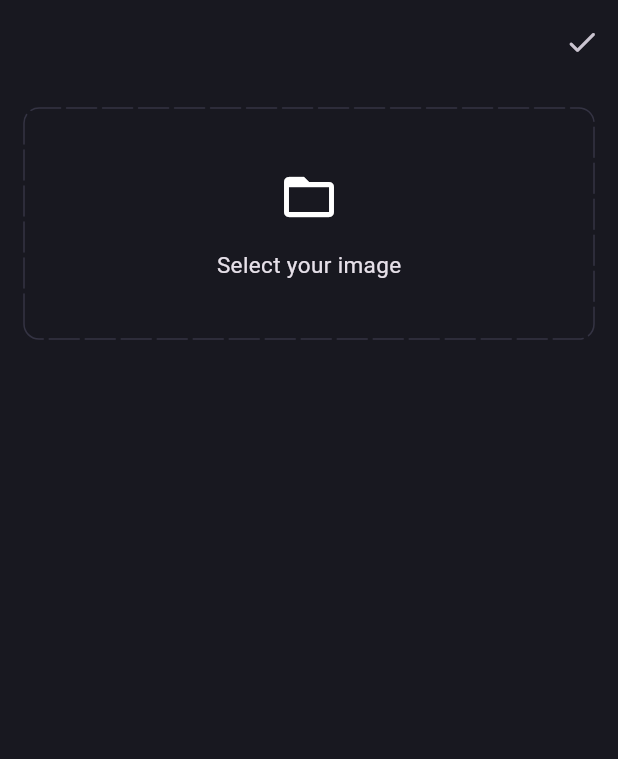
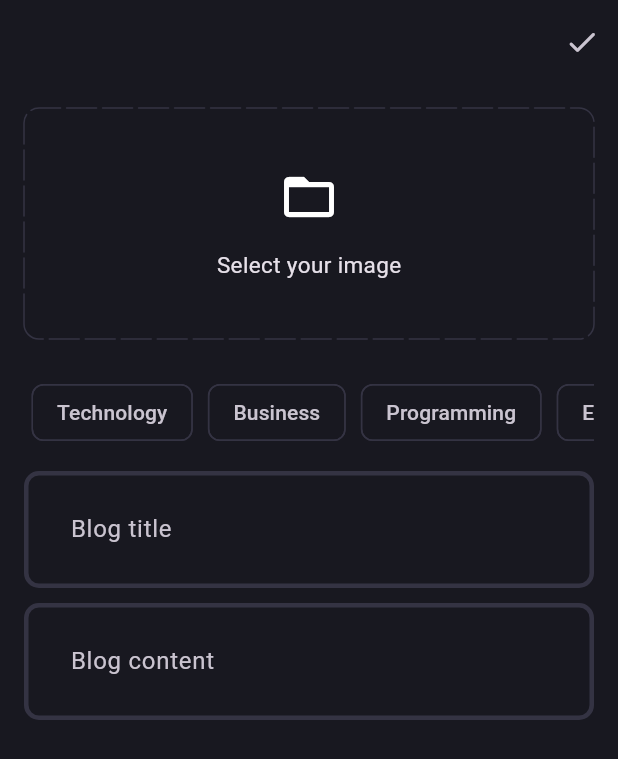
Before and after one commit to mh152796/Blog-app-Using-bloc-with-clean-architecture-, a Flutter app: the AddNewBlogPage screen opened by its route, on a phone screen of 412 x 824 dp. Shown: the top 759 px of the screen. Run offline on Flutter 3.47's test engine with Material 3 defaults, Android fonts, the phone set to English and light mode, and no system bars; drawn by our look-alikes of dotted_border; our stand-ins replace bloc, dartz, flutter_bloc, get_it, go_router, image_picker and 1 more; accounts and stored records are empty.

Commit message:
Blog add page designed

```diff
--- a/lib/core/theme/theme.dart
+++ b/lib/core/theme/theme.dart
@@ -15,7 +15,7 @@ class AppTheme {
       backgroundColor: AppPallete.backgroundColor,
     ),
     chipTheme: const ChipThemeData(
-      color: MaterialStatePropertyAll(
+      color: WidgetStatePropertyAll(
         AppPallete.backgroundColor,
       ),
       side: BorderSide.none,
--- a/lib/feature/auth/presentation/pages/sign_in_page.dart
+++ b/lib/feature/auth/presentation/pages/sign_in_page.dart
@@ -43,6 +43,7 @@ class _LoginPageState extends State<LoginPage> {
             if (state is AuthLoading) {
               return Loader();
             }
+
             return Form(
               key: formKey,
               child: Column(
--- a/lib/feature/blog/presentation/pages/add_new_blog_page.dart
+++ b/lib/feature/blog/presentation/pages/add_new_blog_page.dart
@@ -1,6 +1,8 @@
 import 'package:blog_app/core/theme/app_pallete.dart';
 import 'package:dotted_border/dotted_border.dart';
 import 'package:flutter/material.dart';
+
+import '../widgets/blog_editor.dart';
 
 class AddNewBlogPage extends StatefulWidget {
   const AddNewBlogPage({super.key});
@@ -10,18 +12,24 @@ class AddNewBlogPage extends StatefulWidget {
 }
 
 class _AddNewBlogPageState extends State<AddNewBlogPage> {
+  final TextEditingController titleController = TextEditingController();
+  final TextEditingController contentController = TextEditingController();
+
+  @override
+  void dispose() {
+    titleController.dispose();
+    contentController.dispose();
+    super.dispose();
+  }
   @override
   Widget build(BuildContext context) {
     return Scaffold(
       appBar: AppBar(
-         actions: [
-          IconButton(onPressed: () {
-
-          }, icon: Icon(Icons.done_rounded))
-        ],
+        actions: [IconButton(onPressed: () {}, icon: Icon(Icons.done_rounded))],
       ),
       body: Padding(
         padding: const EdgeInsets.all(16.0),
+        child: SingleChildScrollView(
           child: Column(
             children: [
               DottedBorder(
@@ -30,7 +38,6 @@ class _AddNewBlogPageState extends State<AddNewBlogPage> {
                   color: AppPallete.borderColor,
                   radius: Radius.circular(10),
                   dashPattern: const [20, 4],
-
                 ),
                 child: Container(
                   height: 150,
@@ -39,13 +46,36 @@ class _AddNewBlogPageState extends State<AddNewBlogPage> {
                     mainAxisAlignment: MainAxisAlignment.center,
                     crossAxisAlignment: CrossAxisAlignment.center,
                     children: [
-                Icon(Icons.folder_open, size: 40,),
-                SizedBox(height: 15,),
-                Text("Select your image", style: TextStyle(fontSize: 15),)
+                      Icon(Icons.folder_open, size: 40),
+                      SizedBox(height: 15),
+                      Text("Select your image", style: TextStyle(fontSize: 15)),
                     ],
                   ),
-          ))
+                ),
+              ),
+              SizedBox(height: 20,),
+              SingleChildScrollView(
+                scrollDirection: Axis.horizontal,
+                child: Row(
+                  children: [
+                    "Technology",
+                    "Business",
+                    "Programming",
+                    "Entertainment",
+                  ].map((e) => Padding(
+                    padding: const EdgeInsets.all(5.0),
+                    child: Chip(label: Text(e), side: BorderSide(
+                      color: AppPallete.borderColor,
+                    ),),
+                  ),).toList(),
+                ),
+              ),
+              SizedBox(height: 10,),
+              BlogEditor(controller: titleController, hintText: "Blog title",),
+              SizedBox(height: 10,),
+              BlogEditor(controller: contentController, hintText: "Blog content",)
             ],
+          ),
         ),
       ),
     );
--- /dev/null
+++ b/lib/feature/blog/presentation/widgets/blog_editor.dart
@@ -0,0 +1,17 @@
+import 'package:flutter/material.dart';
+
+class BlogEditor extends StatelessWidget {
+  final TextEditingController controller;
+  final String hintText;
+  const BlogEditor({super.key, required this.controller, required this.hintText});
+
+  @override
+  Widget build(BuildContext context) {
+    return TextFormField(
+      maxLines: null,
+      decoration: InputDecoration(
+        hintText: hintText,
+      ),
+    );
+  }
+}
--- a/lib/feature/splash/presentation/pages/splash_screen.dart
+++ b/lib/feature/splash/presentation/pages/splash_screen.dart
@@ -17,11 +17,10 @@ class SplashScreen extends StatefulWidget {
 class _SplashScreenState extends State<SplashScreen> {
   @override
   void initState() {
-    Future.delayed(Duration(seconds: 2), () {
+    Future.delayed(Duration(seconds: 4), () {
       if (mounted) {
         final userState = context.read<AppUserCubit>().state;
-        print("userStateuserStateuserStateuserStateuserStateuserStateuserState ${userState is AppUserLoggedIn}");
-        if (userState is AppUserLoggedIn) {
+         if (userState is AppUserLoggedIn) {
           context.go(RoutesName.blogPage);
         } else {
           context.go(RoutesName.loginPage);
--- a/pubspec.yaml
+++ b/pubspec.yaml
@@ -43,6 +43,7 @@ dependencies:
   get_it: ^8.1.0
   json_annotation: ^4.9.0
   dotted_border: ^3.1.0
+  image_picker: ^1.1.2
 
 dev_dependencies:
   flutter_test:
```
Also changed, not shown: lib/core/utils/pick_image.dart (added, +16 -0 lines), pubspec.lock. Lines whose indentation alone changed are shown as unchanged.
